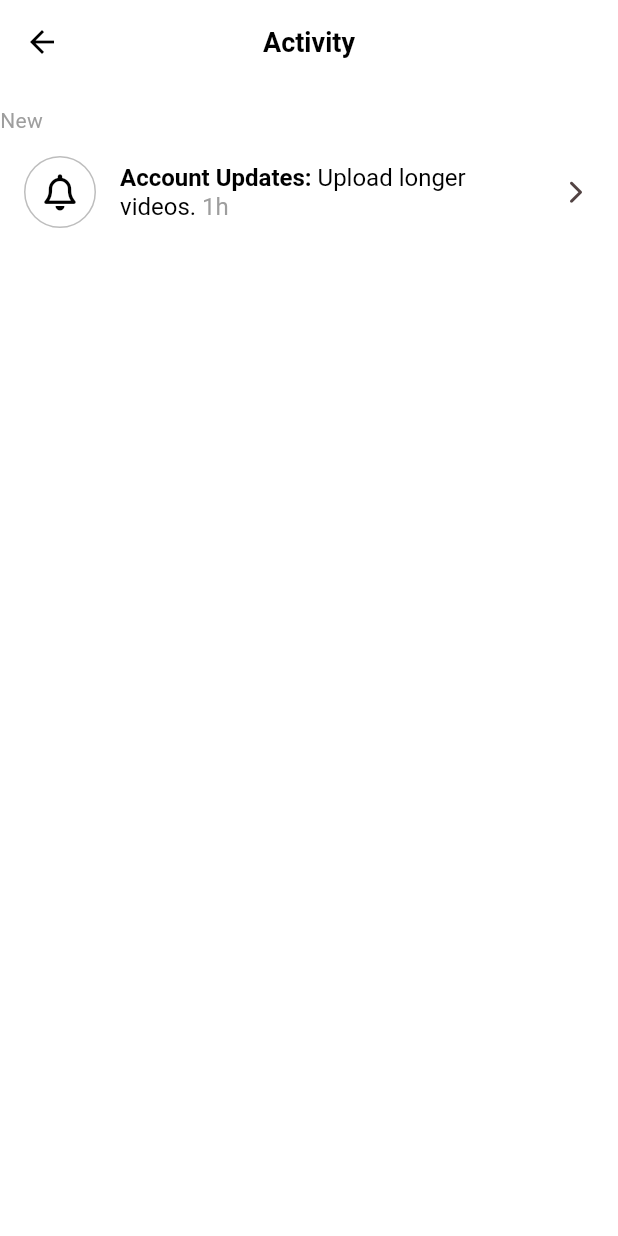
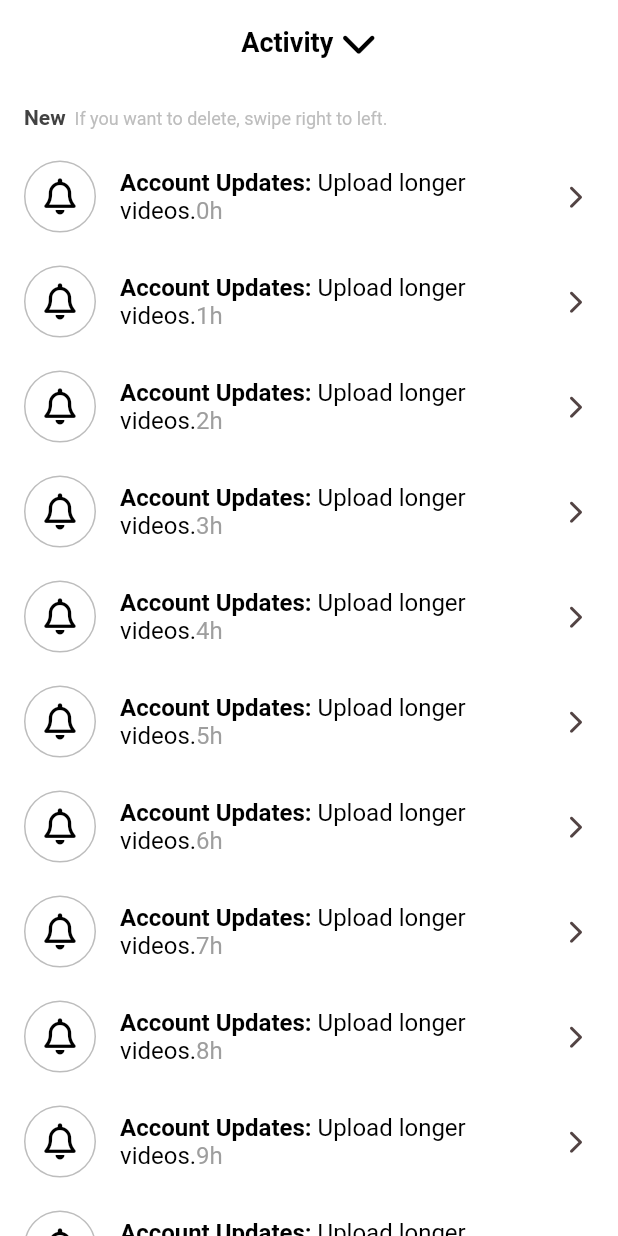
Before and after one commit to ffenland/tiktok_clone, a Flutter app: the ActivityScreen screen opened directly, on a phone screen of 412 x 824 dp. Run offline on Flutter 3.47's test engine with Material 3 defaults, Android fonts, the phone set to English and light mode, and no system bars; our stand-ins replace font_awesome_flutter, video_player, visibility_detector; network calls fail.

```diff
--- a/lib/features/discover/discover_screen.dart
+++ b/lib/features/discover/discover_screen.dart
@@ -25,13 +25,9 @@ class _DiscoverScreenState extends State<DiscoverScreen> {
   final TextEditingController _textEditingController =
       TextEditingController(text: "Hot");
 
-  void _onSearchChanged(String keyword) {
-    print(keyword);
-  }
+  void _onSearchChanged(String keyword) {}
 
-  void _onSearchSubmitted(String keyword) {
-    print(keyword);
-  }
+  void _onSearchSubmitted(String keyword) {}
 
   @override
   void dispose() {
--- a/lib/features/inbox/activity_screen.dart
+++ b/lib/features/inbox/activity_screen.dart
@@ -3,33 +3,99 @@ import 'package:font_awesome_flutter/font_awesome_flutter.dart';
 import 'package:tiktok_clone/constants/gaps.dart';
 import 'package:tiktok_clone/constants/size.dart';
 
-class ActivityScreen extends StatelessWidget {
+class ActivityScreen extends StatefulWidget {
   const ActivityScreen({super.key});
+
+  @override
+  State<ActivityScreen> createState() => _ActivityScreenState();
+}
+
+class _ActivityScreenState extends State<ActivityScreen>
+    with SingleTickerProviderStateMixin {
+  final List<String> _notifications = List.generate(20, (index) => "${index}h");
+
+  late final AnimationController _animationController = AnimationController(
+    vsync: this,
+    duration: const Duration(milliseconds: 200),
+  );
+  late final Animation<double> _animation =
+      Tween(begin: 0.0, end: 0.5).animate(_animationController);
+
+  void _onDismissed(String notification) {
+    _notifications.remove(notification);
+    setState(() {});
+  }
+
+  void _onTitleTap() {
+    if (_animationController.isCompleted) {
+      _animationController.reverse();
+    } else {
+      _animationController.forward();
+    }
+  }
+
+  @override
+  void dispose() {
+    _animationController.dispose();
+    super.dispose();
+  }
 
   @override
   Widget build(BuildContext context) {
     return Scaffold(
       appBar: AppBar(
-        title: const Text("Activity"),
+          automaticallyImplyLeading: false,
+          title: GestureDetector(
+            onTap: _onTitleTap,
+            child: Row(
+              mainAxisAlignment: MainAxisAlignment.center,
+              children: [
+                const Text("Activity"),
+                Gaps.h5,
+                RotationTransition(
+                    turns: _animation,
+                    child: const FaIcon(FontAwesomeIcons.chevronDown))
+              ],
             ),
+          )),
       body: ListView(
         children: [
           Gaps.v14,
-          Text(
-            "New",
+          Padding(
+            padding: const EdgeInsets.only(left: Sizes.size16),
+            child: RichText(
+              text: TextSpan(
+                children: [
+                  TextSpan(
+                    text: "New",
                     style: TextStyle(
                       fontSize: Sizes.size14,
-              color: Colors.grey.shade500,
+                      fontWeight: FontWeight.w600,
+                      color: Colors.grey.shade800,
+                    ),
+                  ),
+                  TextSpan(
+                    text: "  If you want to delete, swipe right to left.",
+                    style: TextStyle(
+                      color: Colors.grey.shade400,
+                      fontSize: Sizes.size12,
+                    ),
+                  )
+                ],
+              ),
             ),
           ),
           Gaps.v10,
+          for (var notification in _notifications)
             Dismissible(
-            key: const Key("x"),
+              direction: DismissDirection.endToStart,
+              key: Key(notification),
+              onDismissed: (direction) => _onDismissed(notification),
               background: Container(
                 alignment: Alignment.centerLeft,
                 color: Colors.green,
                 child: const Padding(
-                padding: EdgeInsets.only(left: Sizes.size10),
+                  padding: EdgeInsets.only(left: Sizes.size20),
                   child: FaIcon(
                     FontAwesomeIcons.checkDouble,
                     color: Colors.white,
@@ -37,7 +103,20 @@ class ActivityScreen extends StatelessWidget {
                   ),
                 ),
               ),
+              secondaryBackground: Container(
+                alignment: Alignment.centerRight,
+                color: Colors.red,
+                child: const Padding(
+                  padding: EdgeInsets.only(right: Sizes.size20),
+                  child: FaIcon(
+                    FontAwesomeIcons.trashCan,
+                    color: Colors.white,
+                    size: Sizes.size32,
+                  ),
+                ),
+              ),
               child: ListTile(
+                minVerticalPadding: Sizes.size16,
                 leading: Container(
                   width: Sizes.size48,
                   decoration: BoxDecoration(
@@ -69,7 +148,7 @@ class ActivityScreen extends StatelessWidget {
                         ),
                       ),
                       TextSpan(
-                      text: " 1h",
+                        text: notification,
                         style: TextStyle(
                           fontWeight: FontWeight.normal,
                           color: Colors.grey.shade500,
@@ -83,7 +162,7 @@ class ActivityScreen extends StatelessWidget {
                   size: Sizes.size16,
                 ),
               ),
-          )
+            ),
         ],
       ),
     );
--- a/lib/features/videos/video_timeline_screen.dart
+++ b/lib/features/videos/video_timeline_screen.dart
@@ -43,8 +43,6 @@ class _VideoTimlineScreenState extends State<VideoTimlineScreen> {
 
   void _onVideoFinished() {
     return;
-    _pageController.nextPage(
-        duration: const Duration(milliseconds: 70), curve: Curves.linear);
   }
 
   Future<void> _onRefresh() async {
--- a/lib/main.dart
+++ b/lib/main.dart
@@ -1,8 +1,6 @@
 import 'package:flutter/material.dart';
 import 'package:tiktok_clone/constants/size.dart';
-import 'package:tiktok_clone/features/authentication/sign_up_screen.dart';
 import 'package:tiktok_clone/features/main_navigation/main_navigation_screen.dart';
-import 'package:tiktok_clone/features/onboarding/interests_screen.dart';
 
 void main() {
   runApp(const TikTokApp());
```
Lines whose indentation alone changed are shown as unchanged.
